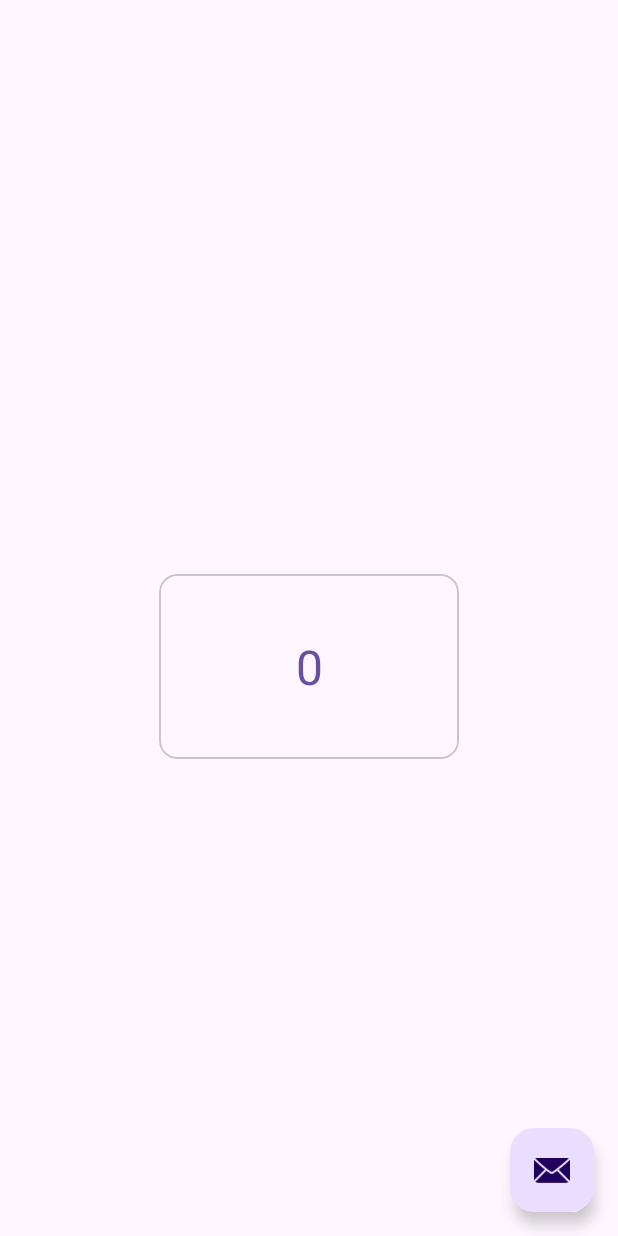
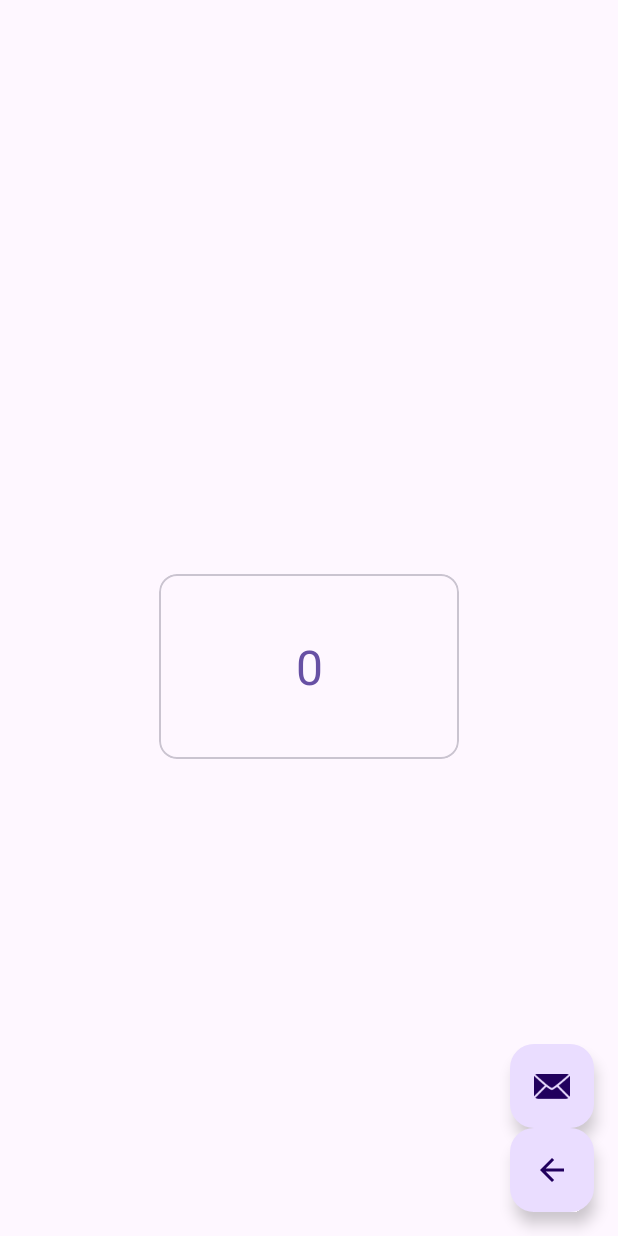
Before and after one commit to sbleier/Trask, an Android app: the layout activity_task.xml on its own in the app's theme, with its tools: preview values and no code run, on a phone screen of 412 x 824 dp. Run offline under Robolectric (Android 15) with nearby library versions, the phone set to English and light mode, and no system bars.

Commit message:
git commit -m "commit" git push origin main

```diff
--- a/app/src/main/res/layout/activity_task.xml
+++ b/app/src/main/res/layout/activity_task.xml
@@ -30,7 +30,17 @@
         android:layout_height="wrap_content"
         android:layout_gravity="bottom|end"
         android:layout_marginEnd="@dimen/fab_margin"
-        android:layout_marginBottom="16dp"
+        android:layout_marginBottom="72dp"
         app:srcCompat="@android:drawable/ic_dialog_email" />
 
+    <com.google.android.material.floatingactionbutton.FloatingActionButton
+        android:id="@+id/backArrow"
+        android:layout_width="wrap_content"
+        android:layout_height="wrap_content"
+        android:layout_gravity="bottom|end"
+        android:layout_marginEnd="@dimen/fab_margin"
+        android:layout_marginBottom="16dp"
+        app:srcCompat="?attr/homeAsUpIndicator"
+        android:contentDescription="back arrow"/>
+
 </androidx.coordinatorlayout.widget.CoordinatorLayout>
```
Also changed, not shown: app/src/main/java/com/mintedtech/trasck/MainActivity.java (+24 -0 lines), app/src/main/java/com/mintedtech/trasck/TaskActivity.java (+13 -19 lines), app/src/main/res/layout/activity_main.xml (+7 -4 lines), app/src/main/res/values/strings.xml (+1 -37 lines).
